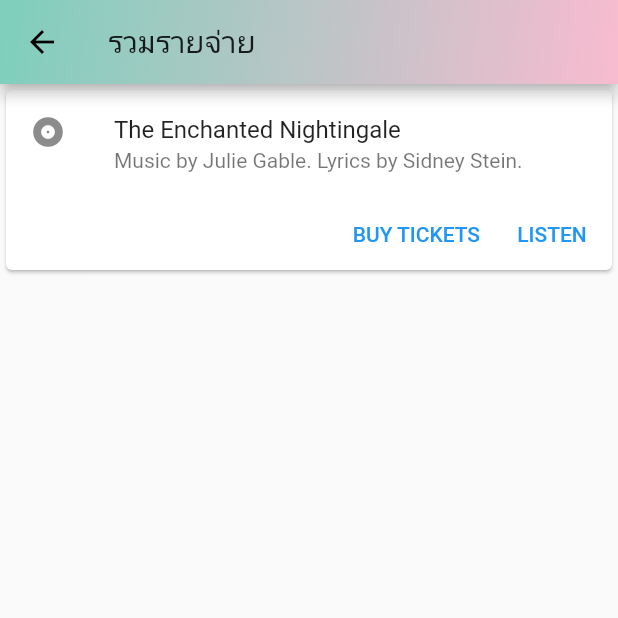
After one commit to jaruporn-tadsee/internship, a Flutter app: the Expendlist screen opened directly, on a phone screen of 412 x 824 dp, the top half of it. The commit adds this screen. Run offline on Flutter 3.47's test engine with Material 2 defaults, Android fonts, the phone set to English and light mode, and no system bars; our stand-ins replace gradient_app_bar.

```diff
--- /dev/null
+++ b/lib/expend_list.dart
@@ -0,0 +1,52 @@
+import 'package:flutter/material.dart';
+
+class Expendlist extends StatelessWidget {
+  @override
+  Widget build(BuildContext context) {
+    return Scaffold(
+      appBar: AppBar(
+        title: Text('รวมรายจ่าย'),
+        flexibleSpace: Container(
+          decoration: BoxDecoration(
+            gradient: LinearGradient(
+                begin: Alignment.topLeft,
+                end: Alignment.bottomRight,
+                colors: [Color(0xff7ecfbc), Colors.pink[100]]),
+          ),
+        ),
+      ),
+      body: ListView(
+        children: [
+          Card(
+            child: Column(
+              mainAxisSize: MainAxisSize.min,
+              children: <Widget>[
+                const ListTile(
+                  leading: Icon(Icons.album),
+                  title: Text('The Enchanted Nightingale'),
+                  subtitle:
+                      Text('Music by Julie Gable. Lyrics by Sidney Stein.'),
+                ),
+                Row(
+                  mainAxisAlignment: MainAxisAlignment.end,
+                  children: <Widget>[
+                    TextButton(
+                      child: const Text('BUY TICKETS'),
+                      onPressed: () {/* ... */},
+                    ),
+                    const SizedBox(width: 8),
+                    TextButton(
+                      child: const Text('LISTEN'),
+                      onPressed: () {/* ... */},
+                    ),
+                    const SizedBox(width: 8),
+                  ],
+                ),
+              ],
+            ),
+          ),
+        ],
+      ),
+    );
+  }
+}
```
Also changed, not shown: lib/income_list.dart (added, +43 -0 lines), lib/main.dart (+11 -3 lines), pubspec.lock.
